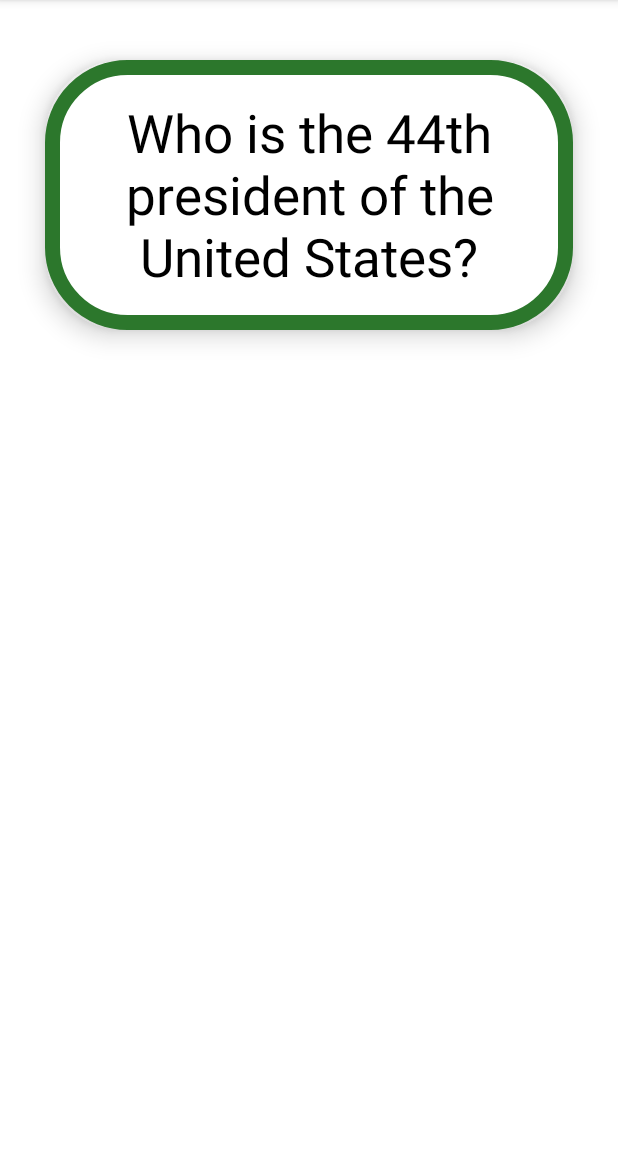
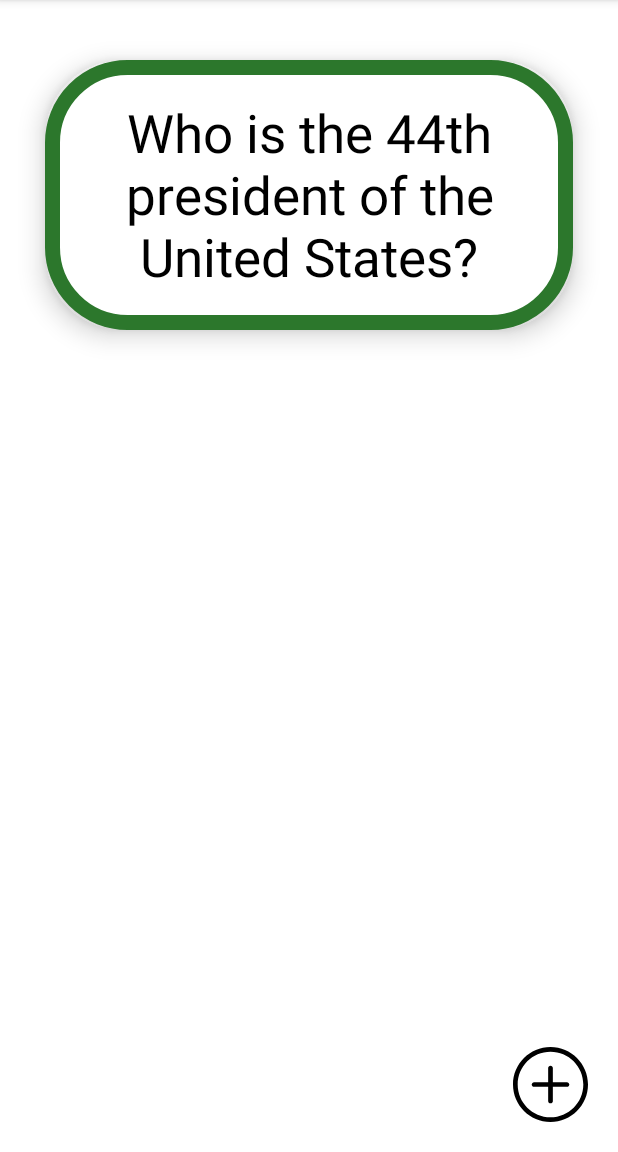
Before and after one commit to RobotPirate/FlashcardApp, an Android app: the screen it shows after launch (MainActivity), on a phone screen of 412 x 824 dp, the part 84-1236 px from its top. Run offline under Robolectric (Android 15) with nearby library versions, the phone set to English and light mode, and no system bars.

Commit message:
Lab 2, added new activity, and the buttons to navigate between them

```diff
--- a/app/src/main/AndroidManifest.xml
+++ b/app/src/main/AndroidManifest.xml
@@ -9,6 +9,7 @@
         android:roundIcon="@mipmap/ic_launcher_round"
         android:supportsRtl="true"
         android:theme="@style/AppTheme">
+        <activity android:name=".AddCardActivity"></activity>
         <activity android:name=".MainActivity">
             <intent-filter>
                 <action android:name="android.intent.action.MAIN" />
--- a/app/src/main/java/com/example/cerina/flashcardapp/MainActivity.java
+++ b/app/src/main/java/com/example/cerina/flashcardapp/MainActivity.java
@@ -1,9 +1,12 @@
 package com.example.cerina.flashcardapp;
 
+import android.content.Intent;
 import android.support.v7.app.AppCompatActivity;
 import android.os.Bundle;
 import android.view.View;
 import android.widget.ImageView;
+
+
 
 public class MainActivity extends AppCompatActivity {
 
@@ -32,7 +35,7 @@ public class MainActivity extends AppCompatActivity {
             }
         });
 
-        //Lines 37 - 66 are for the single page answer type
+        //Lines 37 - 66 are for the single page answer type (Lab 1 optional)
         //
 //        ImageView icon = findViewById(R.id.toggle_choices_visibility);
 //        icon.setImageResource(R.drawable.ic_presidential_eagle);
@@ -65,7 +68,14 @@ public class MainActivity extends AppCompatActivity {
 //            }
 //        });
 
-
+        ImageView addCardButton = findViewById(R.id.addCardButton);
+        addCardButton.setOnClickListener(new View.OnClickListener() {
+            @Override
+            public void onClick(View v) {
+                Intent intent = new Intent(MainActivity.this, AddCardActivity.class);
+                MainActivity.this.startActivity(intent);
+            }
+        });
 
     }
 }
--- a/app/src/main/res/drawable/answer_background.xml
+++ b/app/src/main/res/drawable/answer_background.xml
@@ -1,4 +1,3 @@
-<!--puts a green bolded radius and green background when correct answer is selected -->
 <?xml version="1.0" encoding="utf-8"?>
 <shape xmlns:android="http://schemas.android.com/apk/res/android"
     android:shape="rectangle">
--- /dev/null
+++ b/app/src/main/res/drawable/ic_plus.xml
@@ -0,0 +1,15 @@
+<vector xmlns:android="http://schemas.android.com/apk/res/android"
+    android:width="512dp"
+    android:height="512dp"
+    android:viewportWidth="512"
+    android:viewportHeight="512">
+  <path
+      android:fillColor="#FF000000"
+      android:pathData="m256,512c-141.164,0 -256,-114.836 -256,-256s114.836,-256 256,-256 256,114.836 256,256 -114.836,256 -256,256zM256,32c-123.52,0 -224,100.48 -224,224s100.48,224 224,224 224,-100.48 224,-224 -100.48,-224 -224,-224zM256,32"/>
+  <path
+      android:fillColor="#FF000000"
+      android:pathData="m368,272h-224c-8.832,0 -16,-7.168 -16,-16s7.168,-16 16,-16h224c8.832,0 16,7.168 16,16s-7.168,16 -16,16zM368,272"/>
+  <path
+      android:fillColor="#FF000000"
+      android:pathData="m256,384c-8.832,0 -16,-7.168 -16,-16v-224c0,-8.832 7.168,-16 16,-16s16,7.168 16,16v224c0,8.832 -7.168,16 -16,16zM256,384"/>
+</vector>
--- a/app/src/main/res/layout/activity_main.xml
+++ b/app/src/main/res/layout/activity_main.xml
@@ -89,4 +89,16 @@
 <!--        android:src="@drawable/ic_presidential_eagle"-->
 <!--        />-->
 
+
+    <ImageView
+        android:id="@+id/addCardButton"
+        android:src="@drawable/ic_plus"
+        android:layout_width="50dp"
+        android:layout_height="50dp"
+        android:layout_alignParentBottom="true"
+        android:layout_alignParentRight="true"
+        android:layout_marginRight="20dp"
+        android:layout_marginBottom="20dp"
+        />
+
 </RelativeLayout>
```
Also changed, not shown: app/src/main/java/com/example/cerina/flashcardapp/AddCardActivity.java (added, +25 -0 lines), app/src/main/res/drawable/ic_close.xml (added, +15 -0 lines), app/src/main/res/layout/activity_add_card.xml (added, +20 -0 lines), 3 other files.
